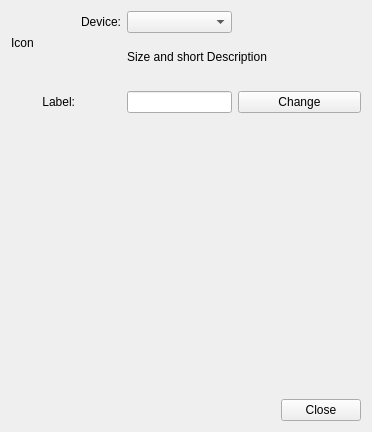
The window that kdiskmanager/diskmanager.ui (KDE/kdisksutilities) describes before a commit, drawn with Qt 5.
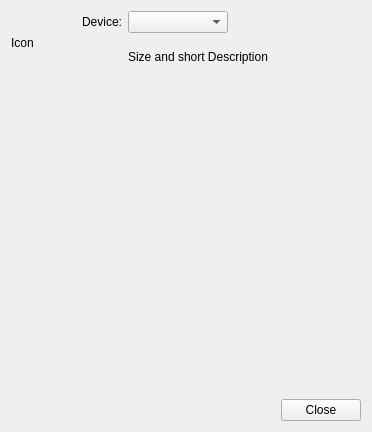
The same window after the commit. Custom widgets are drawn as their Qt base class.

What changed in the file:
```diff
--- a/kdiskmanager/diskmanager.ui
+++ b/kdiskmanager/diskmanager.ui
@@ -45,16 +45,6 @@
      </property>
     </widget>
    </item>
-   <item row="3" column="0">
-    <widget class="QLabel" name="labelLineEditLabel">
-     <property name="text">
-      <string>Label:</string>
-     </property>
-     <property name="alignment">
-      <set>Qt::AlignRight|Qt::AlignTrailing|Qt::AlignVCenter</set>
-     </property>
-    </widget>
-   </item>
    <item row="2" column="2">
     <spacer name="verticalSpacer_2">
      <property name="orientation">
@@ -71,17 +61,7 @@
      </property>
     </spacer>
    </item>
-   <item row="3" column="2" colspan="2">
-    <widget class="KLineEdit" name="labelLineEdit"/>
-   </item>
-   <item row="3" column="4" colspan="2">
-    <widget class="KPushButton" name="changeLabelButton">
-     <property name="text">
-      <string>Change</string>
-     </property>
-    </widget>
-   </item>
-   <item row="4" column="0" colspan="6">
+   <item row="3" column="0" colspan="6">
     <widget class="QWidget" name="widget" native="true">
      <property name="minimumSize">
       <size>
@@ -96,7 +76,7 @@
      </layout>
     </widget>
    </item>
-   <item row="5" column="3">
+   <item row="4" column="3">
     <spacer name="verticalSpacer_3">
      <property name="orientation">
       <enum>Qt::Vertical</enum>
@@ -130,11 +110,6 @@
    <extends>QPushButton</extends>
    <header>kpushbutton.h</header>
   </customwidget>
-  <customwidget>
-   <class>KLineEdit</class>
-   <extends>QLineEdit</extends>
-   <header>klineedit.h</header>
-  </customwidget>
   <customwidget>
    <class>KComboBox</class>
    <extends>QComboBox</extends>
```
Left out of the diff: 4 changed lines with no effect on the pictures.
